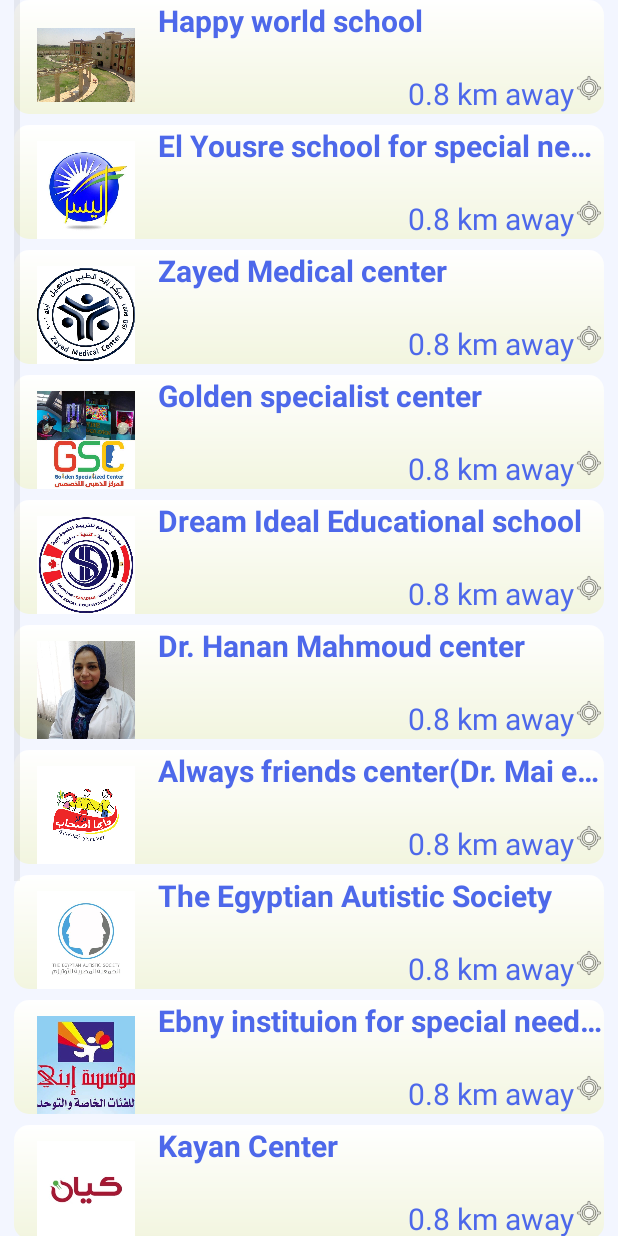
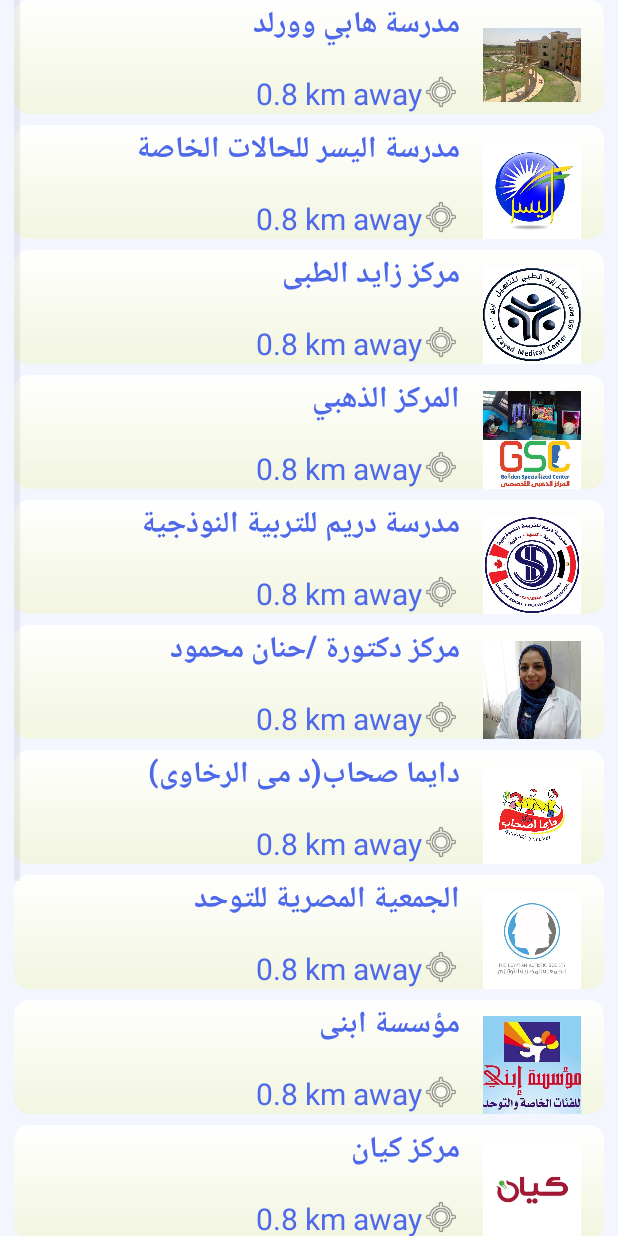
Before and after one commit to OmarSalah997/Autisma, an Android app: the Helpful_institiutions screen opened directly, with no data from a screen before it, on a phone screen of 412 x 824 dp. Run offline under Robolectric (Android 15) with nearby library versions, the phone set to English and light mode, and no system bars.

Commit message:
helpful institutions and doctors done

```diff
--- a/app/src/main/java/com/example/autisma/Helpful_institiutions.java
+++ b/app/src/main/java/com/example/autisma/Helpful_institiutions.java
@@ -35,20 +35,20 @@
         String Description="مدرسة اليسر للحالات الخاصة ( التدخل المبكرــ التأخر الدراسي ــ الشلل الدماغي ــ التوحد ــ صعوبات التعلم )";
         String Location="31 Maadi Street ,Cairo";
 
-        arrayList.add(new InstData("Happy world school"," جمعية أحمد عرابي – خط 2 شمال – قطعة 5047", "happyworld","01223558636/01003913173","مدرسة هابي وورلد ( مؤسسة ألاء لذوي الاحتياجات الخاصة )"));
-        arrayList.add(new InstData("El Yousre school for special needs", "طريق كارفور الرئيسى - بجوار مركز شباب زهراء المعادى", "elyosr","27340026","مدرسة اليسر للحالات الخاصة ( التدخل المبكرــ التأخر الدراسي ــ الشلل الدماغي ــ التوحد ــ صعوبات التعلم )"));
-        arrayList.add(new InstData("Zayed Medical center","طريق الاوتوستراد باتجاه مدينة نصر بجوار مجمع النسور وعامر جروب", "zayedcenter","01002198575"," مركز زايد الطبي للتأهيل بالقوات الجوية المصرية الصَرح الأحدث لرعاية وتأهيل ذوى القدرات الخاصّة"));
-        arrayList.add(new InstData("Golden specialist center", "شارع الحسن ابن علي متفرع من شارع الطيران الحي السابع مدينة نصر", "zahabycenter","01102626909","المركز الذهبي التخصصي المركز الاول المتكامل لاطفال الروضه والمدارس والدمج والتوحد في تعديل السلوك بالمنهج الأمريكي"));
-        arrayList.add(new InstData("Dream Ideal Educational school", "شارع الواحات 6 اكتوبر", "dreamidealschool","01280111961","مدرسة دريم للتربية النموذجية ( لذوى الاحتياجات الخاصة وصعوبات التعلم )"));
-        arrayList.add(new InstData("Dr. Hanan Mahmoud center", "القاهرة - المعادي المعراج - خلف كارفور المعادي", "hanan","01142241162","لمركز متخصص في تدريب وعلاج حالات التوحد خاصة حالات التوحد الشديدة تحت أشراف دكتورة / حنان محمود طبيبة امراض التخاطب"));
-        arrayList.add(new InstData("Always friends center(Dr. Mai el rakhawy)", "11 شارع 22 -المقطم", "friendsforever","01279998344","هو أول مركز للعلاج الجماعي للأطفال والمراهقين في مصر والشرق الأوسط وأول مركز تخصصي للقياسات النفسية للأطفال (إرشاد تربوي - علاج نفسي وتأهيل سلوكي)"));
-        arrayList.add(new InstData("The Egyptian Autistic Society", "8 شارع زهراء المعادى ", "autisticsociety","01061400805","الجمعية هي منظمة غير ربحية يمكن للآباء اللجوء إليها في حال كانت لديهم شكوك بأن طفلهم متوحد أو إذا تم تشخيص طفلهم بالفعل بالتوحد"));
-        arrayList.add(new InstData("Ebny instituion for special needs and autism", "4 شارع النجمة -ميدان هليوبوليس - مصر الجديدة - القاهرة", "ebny","226447317","مؤسسة تعمل فى مجال التوحد ورعاية الفئات الخاصة المؤسسة حصلت على المركز الأول على مستوى الجمهورية سنه2010"));
-        arrayList.add(new InstData("Kayan Center", "12 من مصر والسودان ، حدائق القبه، محافظة القاهرة", "kayan","23302135","جمعية كيان مؤسسة خيرية متخصصة في تقديم الرعاية وخدمات التأهيل للأطفال ذوي لإعاقة من كافة الشرائح الاجتماعية المصرية وبخاصة غير القادرين منهم ، وتهتم بتدريب أولياء الأمور والمتخصصين في مجال الإعاقة"));
-        arrayList.add(new InstData("Bright Tomorrow for special needs", "أول طريق بلبيس الصحراوي - بجوار مدارس الـــ BBC", "brighttomorrow","22812012","مركز متخصص متكامل لرعاية الأبناء من كافة النواحي التعليمية والطبية والتأهيلية والرياضية والترفيهية  يوجد قسم خاص للتوحد"));
-        arrayList.add(new InstData("Egyptian Canadian Cognitive Abilities Development Center", "فرع النزهه :14 ش جمال الدين على بجوار ملاهى السندباد - فرع المعادى: 5/3 شارع اللاسلكى بجوار شركة غاز مصر", "canadian","01115000412","اول مركز للنيوروفيدباك والبيوفيدباك بمصر والشرق الاوسط وبأحدث الاجهزة"));
-        arrayList.add(new InstData("Swedish Specialed Center for special needs", "8077 شارع الاشجار-من شارع 9 -المقطم", "swedish","01000702750","أول مركز سويدي لعلاج حالات التدخل المبكر (التوحد) والدمج التعليمى لذوى الأحتياجات الخاصة "));
-        arrayList.add(new InstData("Learning resource center (LRC)", "مبنى 9 ,شارع 278 -المعادى الجديدة", "lrc","01222332809","مركز المعادى للخدمات التعليمية يقدم خدمات تشخيصية واستشارية مناسبة للأطفال من جميع الأعمار الذين يعانون من مجموعة واسعة من صعوبات التعلم واضطرابات النمو و / أو مشاكل السلوك"));
+        arrayList.add(new InstData("مدرسة هابي وورلد"," جمعية أحمد عرابي – خط 2 شمال – قطعة 5047", "happyworld","01223558636/01003913173","مدرسة هابي وورلد ( مؤسسة ألاء لذوي الاحتياجات الخاصة )"));
+        arrayList.add(new InstData("مدرسة اليسر للحالات الخاصة", "طريق كارفور الرئيسى - بجوار مركز شباب زهراء المعادى", "elyosr","27340026","مدرسة اليسر للحالات الخاصة ( التدخل المبكرــ التأخر الدراسي ــ الشلل الدماغي ــ التوحد ــ صعوبات التعلم )"));
+        arrayList.add(new InstData("مركز زايد الطبى","طريق الاوتوستراد باتجاه مدينة نصر بجوار مجمع النسور وعامر جروب", "zayedcenter","01002198575"," مركز زايد الطبي للتأهيل بالقوات الجوية المصرية الصَرح الأحدث لرعاية وتأهيل ذوى القدرات الخاصّة"));
+        arrayList.add(new InstData("المركز الذهبي", "شارع الحسن ابن علي متفرع من شارع الطيران الحي السابع مدينة نصر", "zahabycenter","01102626909","المركز الذهبي التخصصي المركز الاول المتكامل لاطفال الروضه والمدارس والدمج والتوحد في تعديل السلوك بالمنهج الأمريكي"));
+        arrayList.add(new InstData("مدرسة دريم للتربية النوذجية", "شارع الواحات 6 اكتوبر", "dreamidealschool","01280111961","مدرسة دريم للتربية النموذجية ( لذوى الاحتياجات الخاصة وصعوبات التعلم )"));
+        arrayList.add(new InstData("مركز دكتورة /حنان محمود", "القاهرة - المعادي المعراج - خلف كارفور المعادي", "hanan","01142241162","لمركز متخصص في تدريب وعلاج حالات التوحد خاصة حالات التوحد الشديدة تحت أشراف دكتورة / حنان محمود طبيبة امراض التخاطب"));
+        arrayList.add(new InstData("دايما صحاب(د مى الرخاوى)", "11 شارع 22 -المقطم", "friendsforever","01279998344","هو أول مركز للعلاج الجماعي للأطفال والمراهقين في مصر والشرق الأوسط وأول مركز تخصصي للقياسات النفسية للأطفال (إرشاد تربوي - علاج نفسي وتأهيل سلوكي)"));
+        arrayList.add(new InstData("الجمعية المصرية للتوحد", "8 شارع زهراء المعادى ", "autisticsociety","01061400805","الجمعية هي منظمة غير ربحية يمكن للآباء اللجوء إليها في حال كانت لديهم شكوك بأن طفلهم متوحد أو إذا تم تشخيص طفلهم بالفعل بالتوحد"));
+        arrayList.add(new InstData("مؤسسة ابنى ", "4 شارع النجمة -ميدان هليوبوليس - مصر الجديدة - القاهرة", "ebny","226447317","مؤسسة تعمل فى مجال التوحد ورعاية الفئات الخاصة المؤسسة حصلت على المركز الأول على مستوى الجمهورية سنه2010"));
+        arrayList.add(new InstData("مركز كيان", "12 من مصر والسودان ، حدائق القبه، محافظة القاهرة", "kayan","23302135","جمعية كيان مؤسسة خيرية متخصصة في تقديم الرعاية وخدمات التأهيل للأطفال ذوي لإعاقة من كافة الشرائح الاجتماعية المصرية وبخاصة غير القادرين منهم ، وتهتم بتدريب أولياء الأمور والمتخصصين في مجال الإعاقة"));
+        arrayList.add(new InstData("جمعية أصدقاء الغد المشرق", "أول طريق بلبيس الصحراوي - بجوار مدارس الـــ BBC", "brighttomorrow","22812012","مركز متخصص متكامل لرعاية الأبناء من كافة النواحي التعليمية والطبية والتأهيلية والرياضية والترفيهية  يوجد قسم خاص للتوحد"));
+        arrayList.add(new InstData("المركز المصرى الكندى", "فرع النزهه :14 ش جمال الدين على بجوار ملاهى السندباد - فرع المعادى: 5/3 شارع اللاسلكى بجوار شركة غاز مصر", "canadian","01115000412","اول مركز للنيوروفيدباك والبيوفيدباك بمصر والشرق الاوسط وبأحدث الاجهزة"));
+        arrayList.add(new InstData("المركز السويدى لعلاج التوحد ", "8077 شارع الاشجار-من شارع 9 -المقطم", "swedish","01000702750","أول مركز سويدي لعلاج حالات التدخل المبكر (التوحد) والدمج التعليمى لذوى الأحتياجات الخاصة "));
+        arrayList.add(new InstData("مركز المعادى للخدمات التعليمية (LRC)", "مبنى 9 ,شارع 278 -المعادى الجديدة", "lrc","01222332809","مركز المعادى للخدمات التعليمية يقدم خدمات تشخيصية واستشارية مناسبة للأطفال من جميع الأعمار الذين يعانون من مجموعة واسعة من صعوبات التعلم واضطرابات النمو و / أو مشاكل السلوك"));
         InstAdapter customAdapter = new InstAdapter(this, arrayList);
         list.setAdapter(customAdapter);
         /*
--- a/app/src/main/res/layout/single_instituion.xml
+++ b/app/src/main/res/layout/single_instituion.xml
@@ -9,17 +9,18 @@
 
     <ImageView
         android:id="@+id/icon"
-        android:layout_alignParentLeft="true"
-        android:layout_alignParentTop="true"
-        android:layout_alignParentBottom="true"
         android:layout_width="65dp"
         android:layout_height="65dp"
-        android:layout_marginRight="15dp"
+        android:layout_alignParentLeft="false"
+        android:layout_alignParentTop="true"
+        android:layout_alignParentRight="true"
+        android:layout_alignParentBottom="true"
         android:layout_marginLeft="15dp"
         android:layout_marginTop="5dp"
+        android:layout_marginRight="15dp"
         android:layout_marginBottom="5dp"
-        android:tag="icon"
-        android:src="@drawable/hospital_icon" />
+        android:src="@drawable/hospital_icon"
+        android:tag="icon" />
 
     <TextView xmlns:android="http://schemas.android.com/apk/res/android"
     android:layout_width="fill_parent"
@@ -29,35 +30,37 @@
     android:textSize="20sp"
         android:clickable="true"
     android:textStyle="bold"
-    android:layout_toRightOf="@+id/icon"
+    android:layout_toLeftOf="@+id/icon"
     android:id="@+id/single_row"
         android:singleLine="true"
-        android:layout_alignParentRight="true"
+        android:text="اسم الدكتور"
+
     android:layout_alignParentTop="true"
 />
-    <LinearLayout
+    <RelativeLayout
         android:layout_width="wrap_content"
         android:layout_height="wrap_content"
         android:layout_below="@+id/single_row"
         android:layout_alignParentBottom="true"
-        android:layout_alignStart="@+id/single_row"
+        android:layout_toLeftOf="@+id/icon"
         >
-    <ImageView
-        android:layout_width="20sp"
-        android:layout_height="20sp"
-        android:src="@android:drawable/ic_menu_mylocation"
-        android:id="@+id/loc_icon"
 
-
-        ></ImageView>
     <TextView
         android:layout_width="wrap_content"
         android:layout_height="wrap_content"
         android:textColor="@color/colorDarkBlue"
         android:text="0.8 km away"
         android:textSize="20sp"
-
+        android:layout_toLeftOf="@id/loc_icon"
 
         />
-    </LinearLayout>
+        <ImageView
+            android:layout_width="25sp"
+            android:layout_height="25sp"
+            android:src="@android:drawable/ic_menu_mylocation"
+            android:id="@+id/loc_icon"
+android:layout_alignParentRight="true"
+
+            ></ImageView>
+    </RelativeLayout>
 </RelativeLayout>
```
Also changed, not shown: app/src/main/java/com/example/autisma/Doctors.java (+12 -12 lines).
